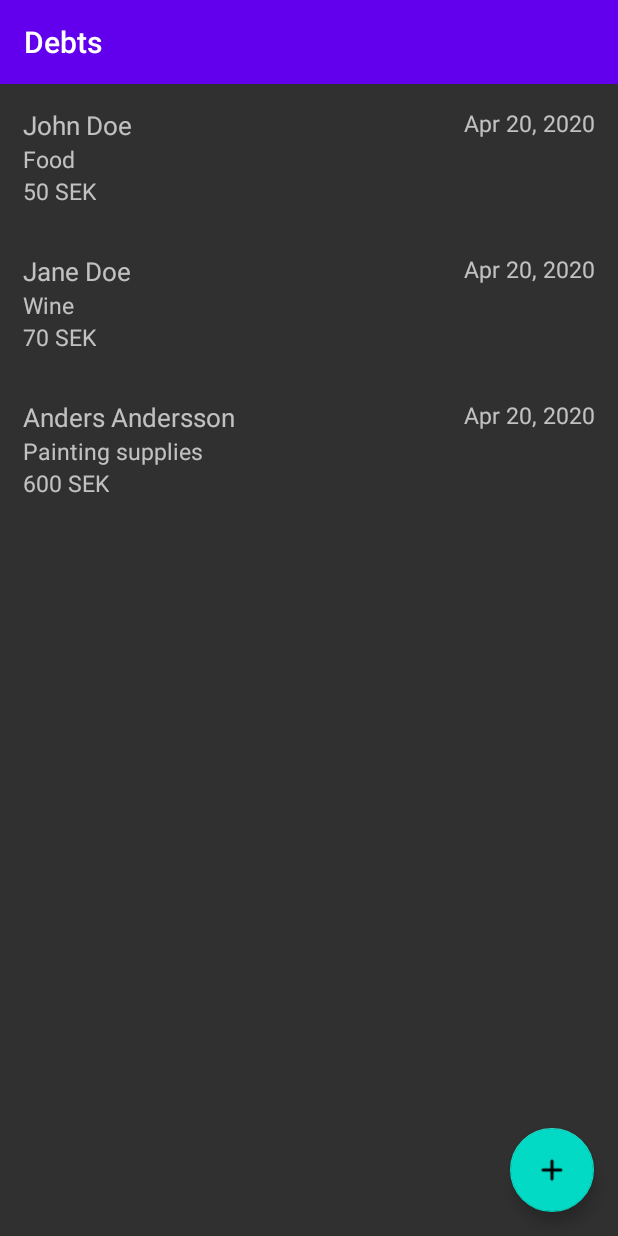
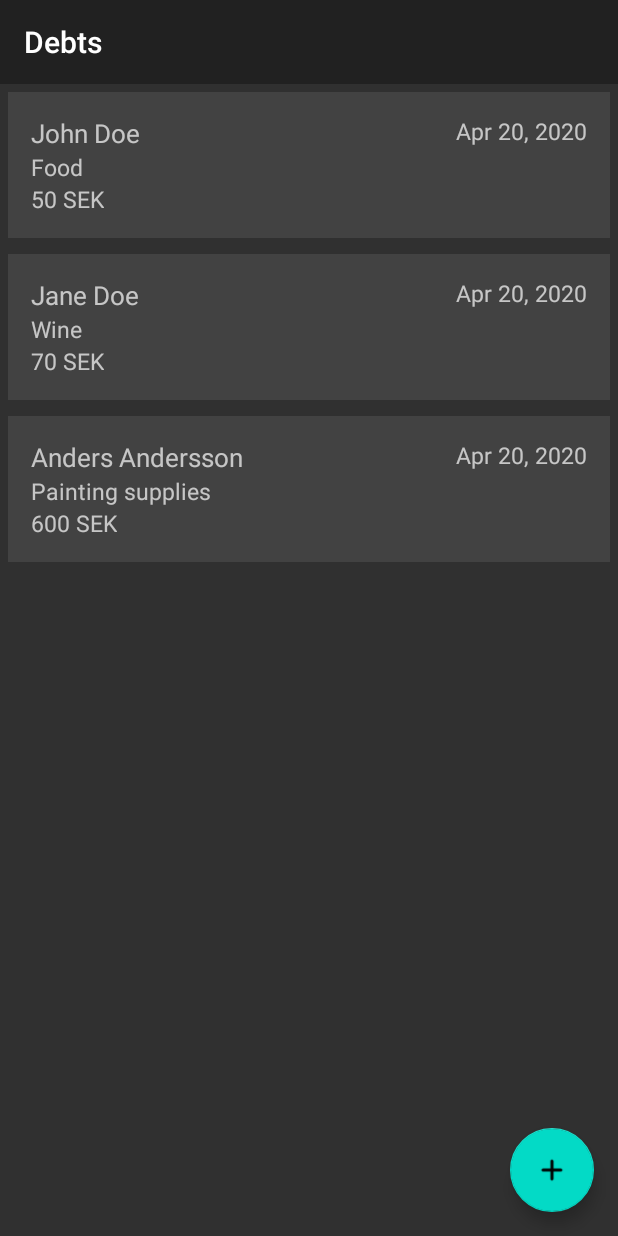
Before and after one commit to ponwed/DebtTracker, an Android app: the screen it shows after launch (MainActivity), on a phone screen of 412 x 824 dp. Run offline under Robolectric (Android 15) with nearby library versions, the phone set to English and light mode, and no system bars.

Commit message:
Added bg color to make list items appear more as cards

```diff
--- a/app/src/main/res/layout/layout_listitem.xml
+++ b/app/src/main/res/layout/layout_listitem.xml
@@ -3,7 +3,9 @@
     android:layout_width="match_parent"
     android:layout_height="wrap_content"
     android:padding="15dp"
-    android:id="@+id/parent_layout">
+    android:layout_margin="5dp"
+    android:id="@+id/parent_layout"
+    android:background="@color/cardColor">
 
     <TextView
         android:layout_width="wrap_content"
--- a/app/src/main/res/values/colors.xml
+++ b/app/src/main/res/values/colors.xml
@@ -1,6 +1,7 @@
 <?xml version="1.0" encoding="utf-8"?>
 <resources>
-    <color name="colorPrimary">#6200EE</color>
+    <color name="colorPrimary">#212121</color>
     <color name="colorPrimaryDark">#3700B3</color>
     <color name="colorAccent">#03DAC5</color>
+    <color name="cardColor">#424242</color>
 </resources>
```
